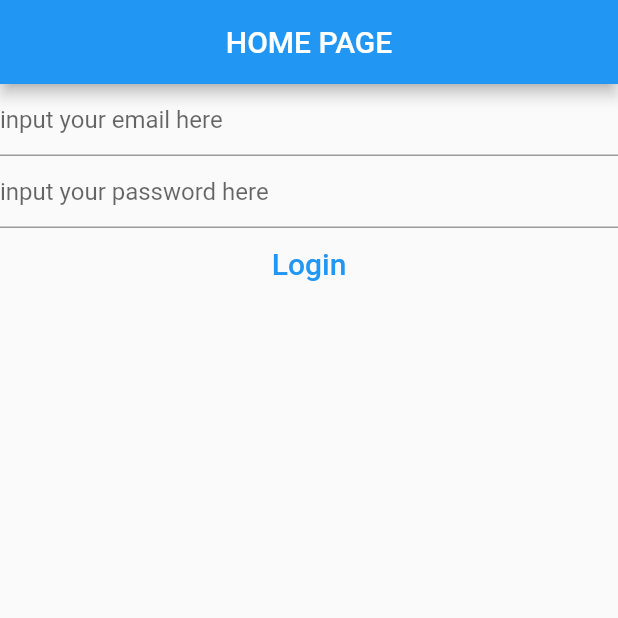
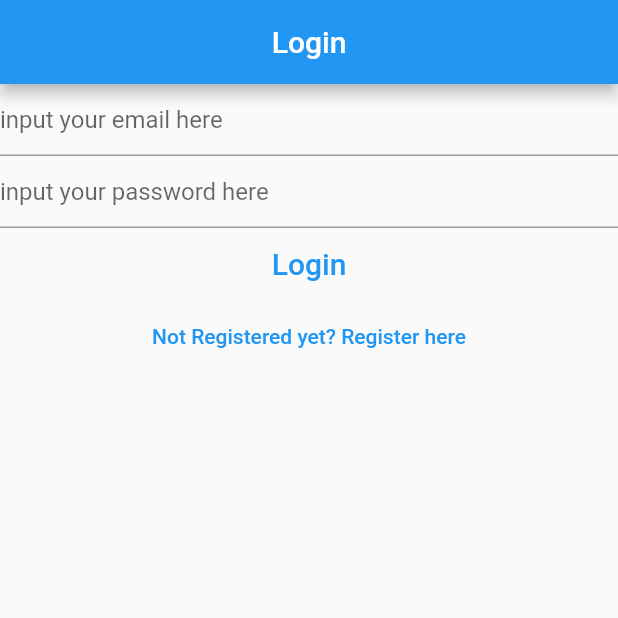
Before and after one commit to Sir-Nath/NotesApp, a Flutter app: the screen it shows after launch, on a phone screen of 412 x 824 dp, the top half of it. Run offline on Flutter 3.47's test engine with Material 2 defaults, Android fonts, the phone set to English and light mode, and no system bars; our stand-ins replace firebase_auth, firebase_core; accounts and stored records are empty.

Commit message:
pages separated

```diff
--- a/lib/main.dart
+++ b/lib/main.dart
@@ -1,9 +1,10 @@
+import 'package:firebase_auth/firebase_auth.dart';
 import 'package:firebase_core/firebase_core.dart';
 import 'package:flutter/material.dart';
-import 'package:firebase_auth/firebase_auth.dart';
 import 'package:notes/views/login_view.dart';
+import 'package:notes/views/register_view.dart';
+import 'package:notes/views/verify_email_view.dart';
 import 'firebase_options.dart';
-import 'dart:developer';
 
 void main() {
   WidgetsFlutterBinding.ensureInitialized();
@@ -15,6 +16,10 @@ void main() {
         primarySwatch: Colors.blue,
       ),
       home: const HomePage(),
+      routes: {
+        '/login/': (context) => LoginView(),
+        '/register/': (context) => RegisterView(),
+      },
     ),
   );
 }
@@ -24,61 +29,41 @@ class HomePage extends StatelessWidget {
 
   @override
   Widget build(BuildContext context) {
-    return Scaffold(
-      appBar: AppBar(
-        centerTitle: true,
-        title: const Text(
-          'HOME PAGE',
-        ),
-      ),
-      body: FutureBuilder<Object>(
+    return FutureBuilder<Object>(
         future: Firebase.initializeApp(
           options: DefaultFirebaseOptions.currentPlatform,
         ),
         builder: (context, snapshot) {
-
           switch (snapshot.connectionState) {
             case ConnectionState.done:
               final user = FirebaseAuth.instance.currentUser;
-                final emailVerified = user?.emailVerified ?? false;
-                log(user.toString());
-                if(emailVerified){
-                  log('you email is verified');
-                  return Text('Done');
-                }else{
-                  log('you need to verify your email');
-                    return LoginView();
+              if (user != null) {
+                if (user.emailVerified) {
+                  print('Email is verified');
+                } else {
+                  return VerifyEmailView();
                 }
-
+              } else {
+                return const LoginView();
+              }
+              return Text('done');
+            // final emailVerified = user?.emailVerified ?? false;
+            // log(user.toString());
+            // if(emailVerified){
+            //   log('you email is verified');
+            //   return Text('Done');
+            // }else{
+            //   log('you need to verify your email');
+            //
+            // }
+            //return LoginView();
             default:
-                return const Text('Loading');
-            }
-          }),
-    );
-  }
-}
-
-class VerifyEmailView extends StatefulWidget {
-  const VerifyEmailView({Key? key}) : super(key: key);
-
-  @override
-  State<VerifyEmailView> createState() => _VerifyEmailViewState();
-}
-
-class _VerifyEmailViewState extends State<VerifyEmailView> {
-  @override
-  Widget build(BuildContext context) {
-    return Center(
-      child: Column(
-        crossAxisAlignment: CrossAxisAlignment.center,
-        children: [
-          Text('Plese verify your Email Address'),
-          TextButton(onPressed: () async{
-            final user = FirebaseAuth.instance.currentUser;
-            await user?.sendEmailVerification();
-          }, child: Text('click this button to verify'))
-        ],
+              return Scaffold(
+                body: Center(
+                  child: const CircularProgressIndicator(),
                 ),
               );
           }
+        });
   }
+}
--- a/lib/views/login_view.dart
+++ b/lib/views/login_view.dart
@@ -1,8 +1,9 @@
 import 'package:firebase_auth/firebase_auth.dart';
-import 'package:firebase_core/firebase_core.dart';
+
 import "package:flutter/material.dart";
 import 'dart:developer';
-import '../firebase_options.dart';
+
+
 
 class LoginView extends StatefulWidget {
   const LoginView({Key? key}) : super(key: key);
@@ -51,7 +52,12 @@ class _LoginViewState extends State<LoginView> {
     //         }
     //       }),
     // );
-    return Column(
+    return Scaffold(
+      appBar: AppBar(
+        title: Text('Login'),
+        centerTitle: true,
+      ),
+      body: Column(
         children: [
           TextField(
             controller: _email,
@@ -67,27 +73,24 @@ class _LoginViewState extends State<LoginView> {
             autocorrect: false,
             enableSuggestions: false,
             controller: _password,
-          decoration: const InputDecoration(
-              hintText: 'input your password here'),
+            decoration:
+                const InputDecoration(hintText: 'input your password here'),
           ),
           TextButton(
             //this is an application of future, async and await
             onPressed: () async {
               final email = _email.text;
               final password = _password.text;
-            try{
+              try {
                 final userCredential = await FirebaseAuth.instance
-                  .signInWithEmailAndPassword(
-                  email: email, password: password);
+                    .signInWithEmailAndPassword(email: email, password: password);
                 log(userCredential.toString());
-            }on FirebaseAuthException catch(e){
-              if(e.code == 'user-not-found'){
+              } on FirebaseAuthException catch (e) {
+                if (e.code == 'user-not-found') {
                   log('User not found');
-              }
-              else if(e.code == 'wrong-password'){
+                } else if (e.code == 'wrong-password') {
                   log('Wrong password');
-              }
-              else{
+                } else {
                   log('something else happened');
                 }
               }
@@ -96,8 +99,16 @@ class _LoginViewState extends State<LoginView> {
               'Login',
               style: TextStyle(fontSize: 20),
             ),
+          ),
+          TextButton(
+            onPressed: () {
+              Navigator.of(context)
+                  .pushNamedAndRemoveUntil('/register/', (route) => false);
+            },
+            child: Text('Not Registered yet? Register here'),
           )
         ],
+      ),
     );
   }
 }
--- a/lib/views/register_view.dart
+++ b/lib/views/register_view.dart
@@ -1,8 +1,8 @@
 import 'package:firebase_auth/firebase_auth.dart';
-import 'package:firebase_core/firebase_core.dart';
+
 import 'package:flutter/material.dart';
 import 'dart:developer';
-import '../firebase_options.dart';
+
 
 class RegisterView extends StatefulWidget {
   const RegisterView({Key? key}) : super(key: key);
@@ -51,7 +51,12 @@ class _RegisterViewState extends State<RegisterView> {
     //         }
     //       }),
     // );
-    return Column(
+    return Scaffold(
+      appBar: AppBar(
+        centerTitle: true,
+        title: Text('Register'),
+      ),
+      body: Column(
         children: [
           TextField(
             controller: _email,
@@ -94,8 +99,16 @@ class _RegisterViewState extends State<RegisterView> {
               'Register',
               style: TextStyle(fontSize: 20),
             ),
+          ),
+          TextButton(
+            onPressed: () {
+              Navigator.of(context)
+                  .pushNamedAndRemoveUntil('/login/', (route) => false);
+            },
+            child: Text('Registered? Login'),
           )
         ],
+      ),
     );
   }
 }
```
Also changed, not shown: lib/views/verify_email_view.dart (added, +35 -0 lines). Lines whose indentation alone changed are shown as unchanged.
